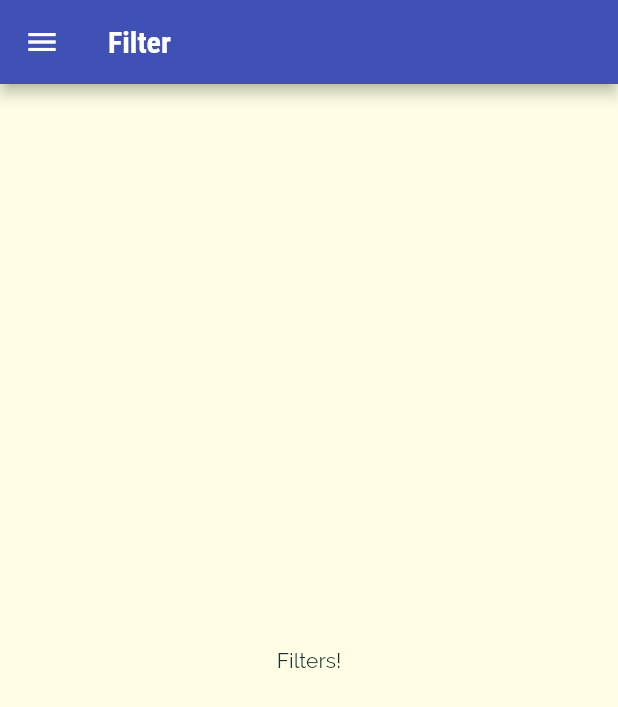
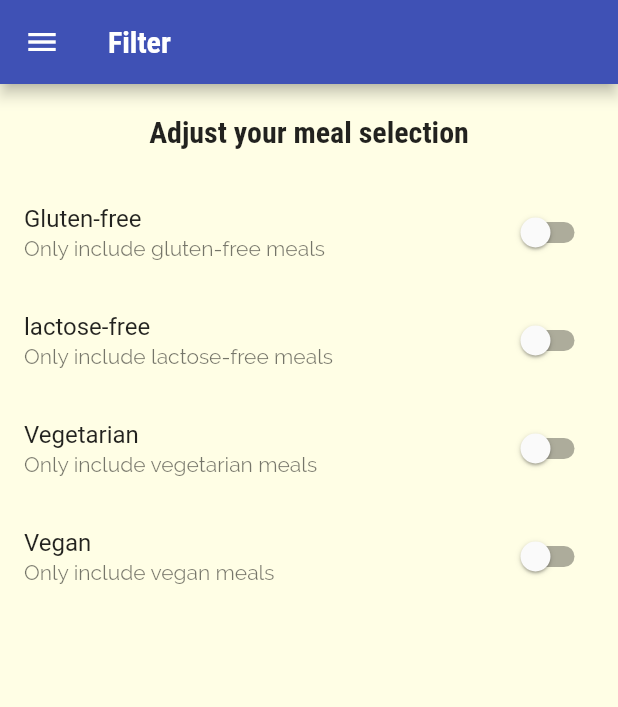
Before and after one commit to akjha96/Khana_Khao_Flutter_App, a Flutter app: the FiltersScreen screen opened by its route, on a phone screen of 412 x 824 dp. Shown: the top 707 px of the screen. Run offline on Flutter 3.47's test engine with Material 2 defaults, Android fonts, the phone set to English and light mode, and no system bars.

Commit message:
Added filter menu UI

```diff
--- a/lib/screens/filter_screen.dart
+++ b/lib/screens/filter_screen.dart
@@ -2,9 +2,28 @@
 
 import '../widgets/main_drawer.dart';
 
-class FiltersScreen extends StatelessWidget {
+class FiltersScreen extends StatefulWidget {
   static const routeName = '/filters';
   const FiltersScreen({Key? key}) : super(key: key);
+
+  @override
+  State<FiltersScreen> createState() => _FiltersScreenState();
+}
+
+class _FiltersScreenState extends State<FiltersScreen> {
+  bool _glutenFree = false;
+  bool _vegan = false;
+  bool _vegetarian = false;
+  bool _lactoseFree = false;
+
+  Widget _buildSwitchListTile(String title, String description,
+          bool currentValue, Function updateValue) =>
+      SwitchListTile(
+        title: Text(title),
+        value: currentValue,
+        subtitle: Text(description),
+        onChanged: (value) => updateValue(value),
+      );
 
   @override
   Widget build(BuildContext context) {
@@ -13,8 +32,47 @@
         title: Text('Filter'),
       ),
       drawer: MainDrawer(),
-      body: Center(
-        child: Text('Filters!'),
+      body: Column(
+        children: [
+          Container(
+            padding: EdgeInsets.all(20),
+            child: Text(
+              'Adjust your meal selection',
+              style: Theme.of(context).textTheme.headline6,
+            ),
+          ),
+          Expanded(
+              child: ListView(
+            children: [
+              _buildSwitchListTile(
+                  'Gluten-free', 'Only include gluten-free meals', _glutenFree,
+                  (newValue) {
+                setState(() {
+                  _glutenFree = newValue;
+                });
+              }),
+              _buildSwitchListTile('lactose-free',
+                  'Only include lactose-free meals', _lactoseFree, (newValue) {
+                setState(() {
+                  _lactoseFree = newValue;
+                });
+              }),
+              _buildSwitchListTile(
+                  'Vegetarian', 'Only include vegetarian meals', _vegetarian,
+                  (newValue) {
+                setState(() {
+                  _vegetarian = newValue;
+                });
+              }),
+              _buildSwitchListTile('Vegan', 'Only include vegan meals', _vegan,
+                  (newValue) {
+                setState(() {
+                  _vegan = newValue;
+                });
+              }),
+            ],
+          ))
+        ],
       ),
     );
   }
```
